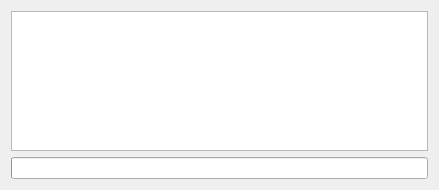
This is ui/messageswidget.ui in massaraksh-yandex/thesis as Qt 5 draws it before an edit. The edited form follows.
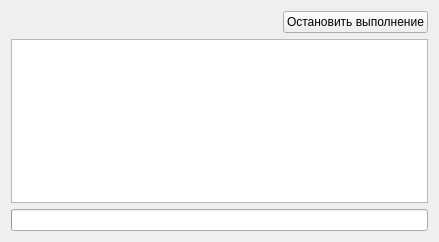
This is the edited form.

```diff
--- a/ui/messageswidget.ui
+++ b/ui/messageswidget.ui
@@ -7,7 +7,7 @@
     <x>0</x>
     <y>0</y>
     <width>439</width>
-    <height>190</height>
+    <height>242</height>
    </rect>
   </property>
   <property name="sizePolicy">
@@ -26,6 +26,30 @@
    <string>Form</string>
   </property>
   <layout class="QVBoxLayout" name="verticalLayout">
+   <item>
+    <layout class="QHBoxLayout" name="horizontalLayout">
+     <item>
+      <spacer name="horizontalSpacer">
+       <property name="orientation">
+        <enum>Qt::Horizontal</enum>
+       </property>
+       <property name="sizeHint" stdset="0">
+        <size>
+         <width>40</width>
+         <height>20</height>
+        </size>
+       </property>
+      </spacer>
+     </item>
+     <item>
+      <widget class="QPushButton" name="pushCancel">
+       <property name="text">
+        <string>Остановить выполнение</string>
+       </property>
+      </widget>
+     </item>
+    </layout>
+   </item>
    <item>
     <widget class="QPlainTextEdit" name="text"/>
    </item>
```
